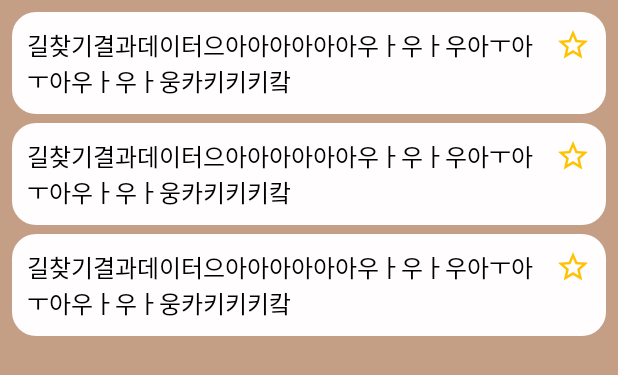
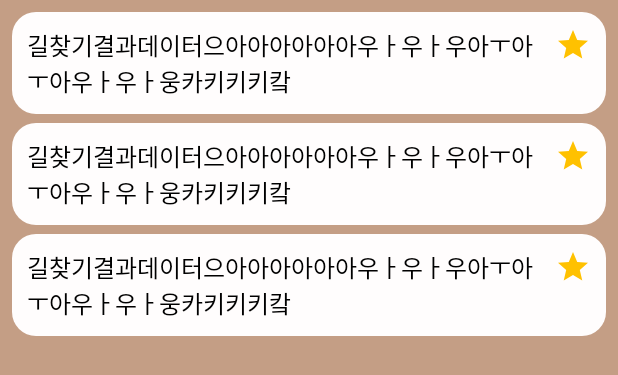
Before and after one commit to Jarvas-2021/open-sw-dev, an Android app: the layout activity_star.xml on its own in the app's theme, with its tools: preview values and no code run, on a phone screen of 412 x 824 dp. Shown: the top 375 px of the screen. Run offline under Robolectric (Android 15) with nearby library versions, the phone set to English and light mode, and no system bars.

Commit message:
feat: 경로저장

```diff
--- a/AndroidStudio/app/src/main/java/com/jarvas/mappyapp/activities/StarActivity.java
+++ b/AndroidStudio/app/src/main/java/com/jarvas/mappyapp/activities/StarActivity.java
@@ -63,7 +63,5 @@ public class StarActivity extends AppCompatActivity {
     @Override
     protected void onDestroy() {
         super.onDestroy();
-        StarDatabase.destroyInstance();
-        starDatabase = null;
     }
 }
--- a/AndroidStudio/app/src/main/res/layout/activity_star.xml
+++ b/AndroidStudio/app/src/main/res/layout/activity_star.xml
@@ -13,6 +13,6 @@
         android:id="@+id/star_result_recyclerView"
         android:layout_width="match_parent"
         android:layout_height="wrap_content"
-        tools:listitem="@layout/item_result"/>
+        tools:listitem="@layout/item_star_result"/>
 
 </LinearLayout>
--- /dev/null
+++ b/AndroidStudio/app/src/main/res/layout/item_star_result.xml
@@ -0,0 +1,56 @@
+<LinearLayout xmlns:android="http://schemas.android.com/apk/res/android"
+    android:layout_width="match_parent"
+    android:layout_height="wrap_content"
+    xmlns:app="http://schemas.android.com/apk/res-auto"
+    android:orientation="vertical"
+    >
+    <androidx.constraintlayout.widget.ConstraintLayout
+        android:layout_width="match_parent"
+        android:layout_height="wrap_content"
+        android:background="@drawable/result_text_background">
+
+        <TextView
+            android:id="@+id/star_result_data"
+            android:layout_width="match_parent"
+            android:layout_height="wrap_content"
+            android:text="길찾기결과데이터으아아아아아아우ㅏ우ㅏ우아ㅜ아ㅜ아우ㅏ우ㅏ웅카키키키캌"
+            android:textColor="#000"
+            android:textSize="16sp"
+            android:paddingVertical="10dp"
+            android:paddingHorizontal="10dp"
+            android:layout_marginEnd="30dp"
+            app:layout_constraintTop_toTopOf="parent"
+            app:layout_constraintStart_toStartOf="parent"
+            app:layout_constraintEnd_toStartOf="@id/star_save_img"
+            />
+        <ImageView
+            android:id="@+id/star_save_img"
+            android:layout_width="wrap_content"
+            android:layout_height="wrap_content"
+            android:background="@drawable/ic_baseline_star_24"
+            android:layout_marginHorizontal="10dp"
+            android:layout_marginVertical="10dp"
+            android:visibility="visible"
+            app:layout_constraintEnd_toEndOf="parent"
+            app:layout_constraintTop_toTopOf="parent"
+            />
+
+        <ImageView
+            android:id="@+id/star_save_img2"
+            android:layout_width="wrap_content"
+            android:layout_height="wrap_content"
+            android:background="@drawable/ic_baseline_star_border_24"
+            android:layout_marginHorizontal="10dp"
+            android:layout_marginVertical="10dp"
+            android:visibility="invisible"
+            app:layout_constraintEnd_toEndOf="parent"
+            app:layout_constraintTop_toTopOf="parent"
+            />
+
+    </androidx.constraintlayout.widget.ConstraintLayout>
+    <View
+        android:layout_width="6dp"
+        android:layout_height="6dp"
+        />
+
+</LinearLayout>
```
Also changed, not shown: AndroidStudio/app/src/main/java/com/jarvas/mappyapp/adapter/ResultRecyclerAdapter.java (+19 -17 lines), AndroidStudio/app/src/main/java/com/jarvas/mappyapp/adapter/StarAdapter.java (+47 -5 lines), AndroidStudio/app/src/main/java/com/jarvas/mappyapp/models/database/StarDatabase.java (+13 -10 lines), AndroidStudio/app/src/main/res/layout/item_result.xml (+12 -0 lines).
